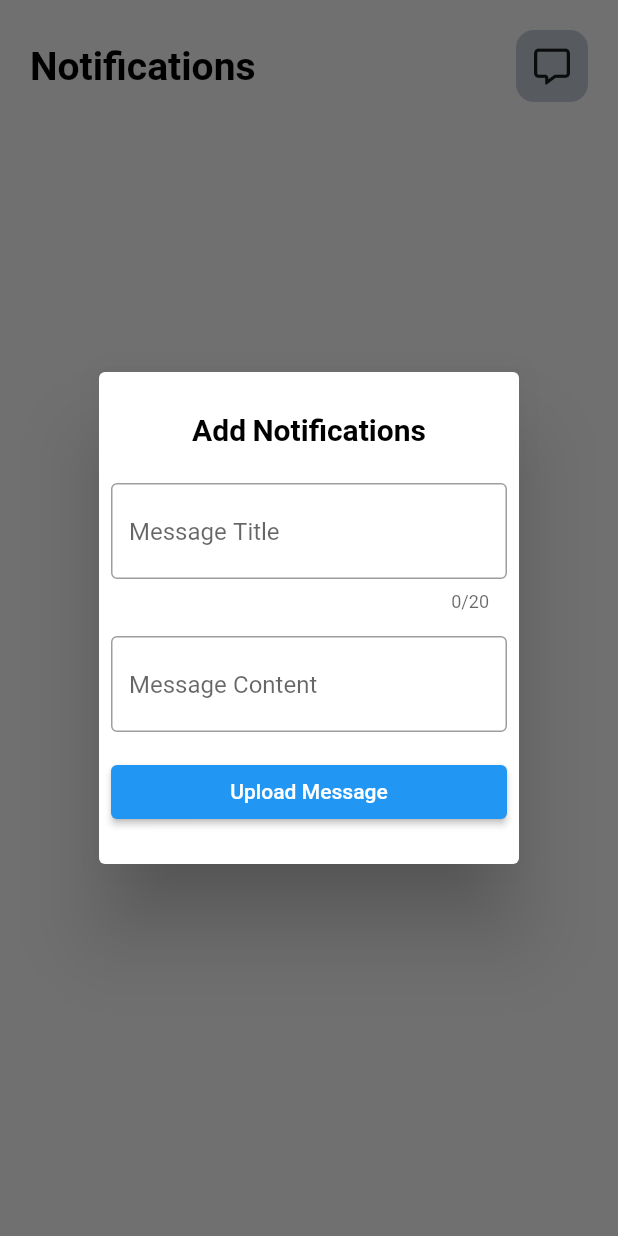
After one commit to Sivanandhpp/Nerve, a Flutter app: the ScreenNotification screen opened directly, after a tap on an icon or button, on a phone screen of 412 x 824 dp. The commit adds this screen. Run offline on Flutter 3.47's test engine with Material 2 defaults, Android fonts, the light colour scheme and no system bars; our stand-ins replace file_picker, firebase_auth, firebase_core, firebase_database, firebase_messaging, firebase_storage and 4 more; missing offline and left inert: syncfusion_flutter_pdfviewer; accounts and stored records are empty; Roboto replaces fonts that are missing (Ubuntu).

Commit message:
notification Screen Updated

```diff
--- /dev/null
+++ b/lib/core/services/notification_service.dart
@@ -0,0 +1,15 @@
+import 'package:nerve/main.dart';
+
+addNotification(
+  String time,
+  String date,
+  String title,
+  String content,
+) {
+  final notificationReferance = dbReference.child('Notifications/$time');
+  notificationReferance.set({
+    'date': date,
+    'title': title,
+    'content': content,
+  });
+}
--- a/lib/core/services/routing_service.dart
+++ b/lib/core/services/routing_service.dart
@@ -1,8 +1,6 @@
-import 'package:firebase_database/firebase_database.dart';
 import 'package:flutter/material.dart';
 import 'package:nerve/core/services/auth_service.dart';
 import 'package:nerve/core/globalvalues/user_model.dart';
-import 'package:nerve/core/services/sharedpref_service.dart';
 import 'package:nerve/screens/main/screen_welcome.dart';
 import 'package:nerve/screens/dashboards/user_dashboard.dart';
 import 'package:provider/provider.dart';
@@ -10,7 +8,6 @@ import '../../main.dart';
 import '../../screens/dashboards/admin_dashboard.dart';
 import '../../screens/widgets/splash_loading.dart';
 import '../../screens/authentication/screen_login.dart';
-import '../globalvalues/post_user.dart';
 import '../globalvalues/globals.dart' as globals;
 
 // ignore: must_be_immutable, use_key_in_widget_constructors
--- a/lib/main.dart
+++ b/lib/main.dart
@@ -1,5 +1,7 @@
 import 'package:firebase_core/firebase_core.dart';
 import 'package:firebase_database/firebase_database.dart';
+import 'package:firebase_messaging/firebase_messaging.dart';
+import 'package:google_fonts/google_fonts.dart';
 import 'package:nerve/core/services/auth_service.dart';
 import 'package:nerve/core/services/routing_service.dart';
 import 'package:provider/provider.dart';
@@ -12,6 +14,7 @@ import 'core/globalvalues/theme_color.dart';
 
 late SharedPreferences spInstance;
 late DatabaseReference dbReference;
+
 final firebaseUser = Post();
 void main() async {
   WidgetsFlutterBinding.ensureInitialized();
@@ -21,6 +24,7 @@ void main() async {
   spInstance = await SharedPreferences.getInstance();
   dbReference = FirebaseDatabase.instance.ref();
   // await FirebaseAuth.instance.signInAnonymously();
+  FirebaseMessaging.instance;
   runApp(const MyApp());
   SystemChrome.setSystemUIOverlayStyle(const SystemUiOverlayStyle(
       systemNavigationBarColor: ThemeColor.scaffoldBgColor,
@@ -46,6 +50,7 @@ class MyApp extends StatelessWidget {
           title: 'Nerve',
           theme: ThemeData(
             scaffoldBackgroundColor: ThemeColor.scaffoldBgColor,
+            fontFamily: GoogleFonts.ubuntu().fontFamily,
             primarySwatch: Colors.blue,
           ),
           home: RoutingService()),
--- a/lib/screens/dashboards/admin_dashboard.dart
+++ b/lib/screens/dashboards/admin_dashboard.dart
@@ -1,7 +1,7 @@
 import 'package:flutter/material.dart';
 import 'admin_navbar.dart' as admin;
 import '../main/screen_about.dart';
-import '../main/screen_calculator.dart';
+import '../main/screen_notification.dart';
 import '../main/screen_home.dart';
 import '../main/screen_upload.dart';
 
@@ -10,7 +10,7 @@ class AdminDashBoard extends StatelessWidget {
   final _pages = [
     const HomeScreen(),
     const ScreenUpload(),
-    const ScreenCalculator(),
+    const ScreenNotification(),
     const ScreenAbout(),
   ];
   @override
--- a/lib/screens/dashboards/user_dashboard.dart
+++ b/lib/screens/dashboards/user_dashboard.dart
@@ -1,7 +1,7 @@
 import 'package:flutter/material.dart';
 import 'user_navbar.dart' as user;
 import '../main/screen_about.dart';
-import '../main/screen_calculator.dart';
+import '../main/screen_notification.dart';
 import '../main/screen_home.dart';
 import '../main/screen_upload.dart';
 
@@ -10,7 +10,7 @@ class UserDashBoard extends StatelessWidget {
   final _pages = [
     const HomeScreen(),
     const ScreenUpload(),
-    const ScreenCalculator(),
+    const ScreenNotification(),
     const ScreenAbout(),
   ];
   @override
--- a/lib/screens/main/screen_about.dart
+++ b/lib/screens/main/screen_about.dart
@@ -264,7 +264,7 @@ class ScreenAbout extends StatelessWidget {
                                       height: 5,
                                     ),
                                     Text(
-                                      "Developer",
+                                      "Software Developer",
                                       style: GoogleFonts.ubuntu(
                                           color: ThemeColor.grey,
                                           fontSize: 15,
--- /dev/null
+++ b/lib/screens/main/screen_notification.dart
@@ -0,0 +1,188 @@
+import 'package:firebase_database/ui/firebase_animated_list.dart';
+import 'package:flutter/material.dart';
+import 'package:font_awesome_flutter/font_awesome_flutter.dart';
+import 'package:google_fonts/google_fonts.dart';
+import 'package:intl/intl.dart';
+import 'package:nerve/core/services/notification_service.dart';
+import 'package:nerve/main.dart';
+import '../../core/globalvalues/sizedboxes.dart' as sb;
+import '../../core/globalvalues/theme_color.dart';
+
+class ScreenNotification extends StatefulWidget {
+  const ScreenNotification({super.key});
+
+  @override
+  State<ScreenNotification> createState() => _ScreenNotificationState();
+}
+
+DateTime _now = DateTime.now();
+final String _dateCreated = DateFormat.yMEd().format(_now);
+String _time = DateFormat.Hms().format(_now);
+final TextEditingController _messageTitle = TextEditingController();
+final TextEditingController _messageContent = TextEditingController();
+
+class _ScreenNotificationState extends State<ScreenNotification> {
+  final database = dbReference.child('Notifications');
+  @override
+  Widget build(BuildContext context) {
+    return Scaffold(
+      body: SafeArea(
+        child: SingleChildScrollView(
+          child: Padding(
+            padding: const EdgeInsets.all(20.0),
+            child: Column(
+              children: [
+                Row(
+                  mainAxisAlignment: MainAxisAlignment.spaceBetween,
+                  children: [
+                    Text(
+                      'Notifications',
+                      style: GoogleFonts.ubuntu(
+                        color: ThemeColor.black,
+                        fontSize: 26,
+                        fontWeight: FontWeight.bold,
+                      ),
+                    ),
+                    InkWell(
+                      child: Container(
+                        decoration: BoxDecoration(
+                            color: ThemeColor.lightGrey,
+                            borderRadius: BorderRadius.circular(12)),
+                        padding: const EdgeInsets.all(12),
+                        child: const FaIcon(
+                          FontAwesomeIcons.message,
+                        ),
+                      ),
+                      onTap: () {
+                        messageAddPopUp(context);
+                      },
+                    ),
+                  ],
+                ),
+                sb.height20,
+                FirebaseAnimatedList(
+                  query: database,
+                  physics: const NeverScrollableScrollPhysics(),
+                  shrinkWrap: true,
+                  defaultChild: const Center(
+                    child: CircularProgressIndicator(),
+                  ),
+                  itemBuilder: (context, snapshot, animation, index) {
+                    return Container(
+                      margin: const EdgeInsets.fromLTRB(5, 5, 5, 5),
+                      decoration: BoxDecoration(
+                        borderRadius:
+                            const BorderRadius.all(Radius.circular(10)),
+                        border: Border.all(color: ThemeColor.black),
+                      ),
+                      child: Container(
+                        margin: const EdgeInsets.all(10),
+                        child: Column(
+                          crossAxisAlignment: CrossAxisAlignment.start,
+                          children: [
+                            Text(
+                              snapshot.child('title').value.toString(),
+                              style: const TextStyle(
+                                fontWeight: FontWeight.bold,
+                                fontSize: 25,
+                              ),
+                            ),
+                            sb.height10,
+                            Text(
+                              snapshot.child('content').value.toString(),
+                              style: const TextStyle(
+                                fontSize: 20,
+                              ),
+                            ),
+                            sb.height10,
+                            Row(
+                              mainAxisAlignment: MainAxisAlignment.end,
+                              children: [
+                                Text(
+                                  snapshot.child('date').value.toString(),
+                                  style: const TextStyle(
+                                    fontSize: 10,
+                                  ),
+                                ),
+                              ],
+                            ),
+                          ],
+                        ),
+                      ),
+                    );
+                  },
+                )
+              ],
+            ),
+          ),
+        ),
+      ),
+    );
+  }
+
+  Future<dynamic> messageAddPopUp(BuildContext context) {
+    return showDialog(
+        context: context,
+        builder: (BuildContext context) {
+          return SimpleDialog(
+            title: Center(
+              child: Text(
+                'Add Notifications',
+                style: GoogleFonts.ubuntu(
+                  color: ThemeColor.black,
+                  fontSize: 20,
+                  fontWeight: FontWeight.bold,
+                ),
+              ),
+            ),
+            children: [
+              Padding(
+                padding: const EdgeInsets.all(8.0),
+                child: TextFormField(
+                    controller: _messageTitle,
+                    maxLines: 1,
+                    maxLength: 20,
+                    decoration: const InputDecoration(
+                      hintText: 'Message Title',
+                      border: OutlineInputBorder(
+                        borderRadius: BorderRadius.all(
+                          Radius.circular(4.0),
+                        ),
+                      ),
+                    )),
+              ),
+              Padding(
+                padding: const EdgeInsets.all(8.0),
+                child: TextFormField(
+                    controller: _messageContent,
+                    decoration: const InputDecoration(
+                      hintText: 'Message Content',
+                      border: OutlineInputBorder(
+                        borderRadius: BorderRadius.all(
+                          Radius.circular(4.0),
+                        ),
+                      ),
+                    )),
+              ),
+              Padding(
+                padding: const EdgeInsets.all(8.0),
+                child: ElevatedButton(
+                  onPressed: () {
+                    addNotification(
+                      _time,
+                      _dateCreated,
+                      _messageTitle.text,
+                      _messageContent.text,
+                    );
+                    Navigator.pop(context);
+                    _messageContent.clear();
+                    _messageTitle.clear();
+                  },
+                  child: const Text('Upload Message'),
+                ),
+              )
+            ],
+          );
+        });
+  }
+}
--- a/pubspec.yaml
+++ b/pubspec.yaml
@@ -22,6 +22,8 @@ dependencies:
   firebase_auth: ^4.2.5
   firebase_database: ^10.0.9
   numberpicker: ^2.1.1
+  intl: ^0.17.0
+  firebase_messaging: ^14.2.1
 
 
 dev_dependencies:
```
Also changed, not shown: lib/screens/main/screen_calculator.dart (deleted, +0 -58 lines), pubspec.lock, 1 other file.
